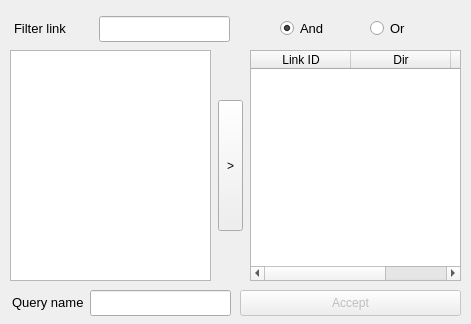
Above: forms/ui_link_query_builder.ui from AequilibraE/qaequilibrae before the change. Below: the same form after it.
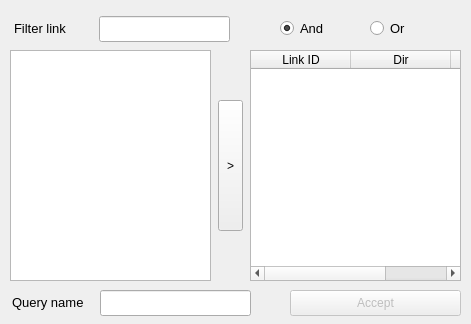
That is the form after the change.

```diff
--- a/forms/ui_link_query_builder.ui
+++ b/forms/ui_link_query_builder.ui
@@ -54,9 +54,9 @@
   <widget class="QLineEdit" name="txt_query_name">
    <property name="geometry">
     <rect>
-     <x>90</x>
+     <x>100</x>
      <y>290</y>
-     <width>141</width>
+     <width>151</width>
      <height>26</height>
     </rect>
    </property>
@@ -66,7 +66,7 @@
     <rect>
      <x>12</x>
      <y>294</y>
-     <width>71</width>
+     <width>81</width>
      <height>16</height>
     </rect>
    </property>
@@ -85,9 +85,9 @@
    </property>
    <property name="geometry">
     <rect>
-     <x>240</x>
+     <x>290</x>
      <y>290</y>
-     <width>221</width>
+     <width>171</width>
      <height>26</height>
     </rect>
    </property>
```
Left out of the diff: 2 changed lines with no effect on the pictures.
